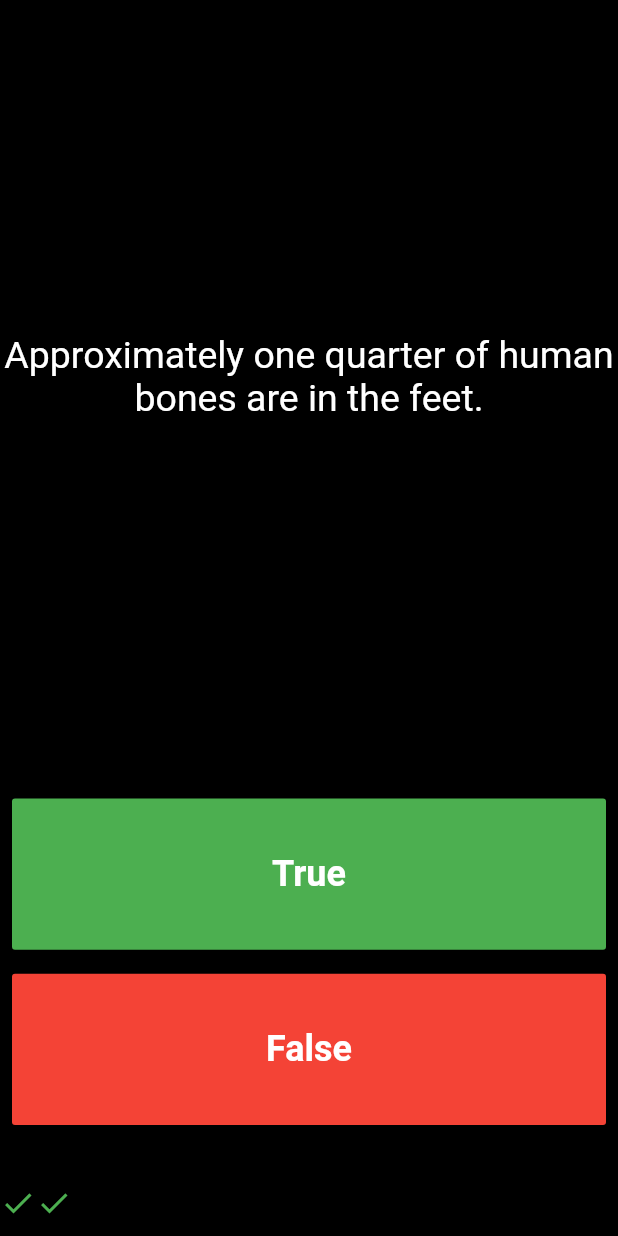
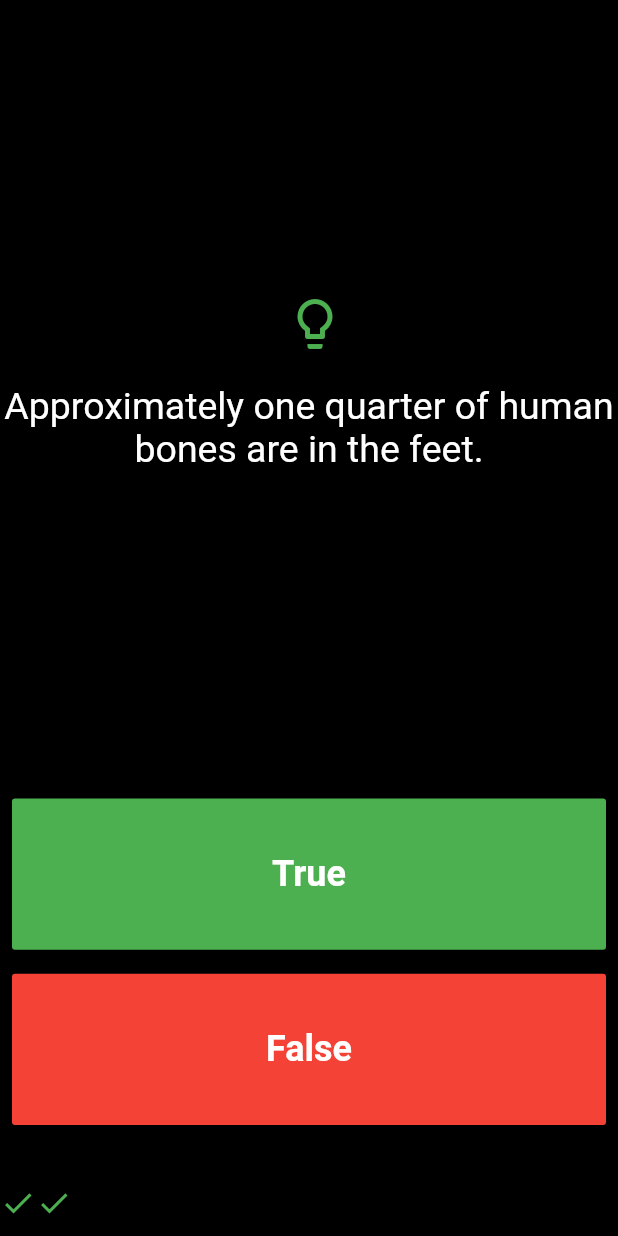
Before and after one commit to uzairleo/Leo_Quizzler, a Flutter app: the screen it shows after launch, after a tap on "True", after a tap on "False", on a phone screen of 412 x 824 dp. Run offline on Flutter 3.47's test engine with Material 2 defaults, Android fonts, the phone set to English and light mode, and no system bars; our stand-ins replace rflutter_alert.

Commit message:
finally completed

```diff
--- a/lib/main.dart
+++ b/lib/main.dart
@@ -5,41 +5,46 @@ import 'package:rflutter_alert/rflutter_alert.dart';
 void main(){
   runApp(new Quizzler());
 }
+class Quizzler extends StatelessWidget {
 
-class Quizzler extends StatelessWidget {
+// static bool themEnabled=false;
   @override
   Widget build(BuildContext context) {
     return MaterialApp(
+      // theme: ThemeData.dark(),
       debugShowCheckedModeBanner: false,
       title: "Leo Quizzler",
-      home: Scaffold(
-        backgroundColor:Colors.black,
-        body: SafeArea(
-         child:Padding(
-          padding: EdgeInsets.symmetric(vertical:10),
-          child: LeoQuizPage(),
-        ),
-      ),
-    ));
+      home: LeoQuizPage());
   }
 }
 
 class LeoQuizPage extends StatefulWidget {
+
   @override
   _LeoQuizPageState createState() => _LeoQuizPageState();
 }
 
 class _LeoQuizPageState extends State<LeoQuizPage> {
+Color bgColor=Colors.black;
+static Color fontColor=Colors.white;
+static Color tColor=Colors.green;
+static Color fColor=Colors.red;
   var scoreTracker =new List<Icon>();
   int count=0;
-  var trueIcon=Icon(Icons.done,color: Colors.green,);
-  var falseIcon=Icon(Icons.close,color:Colors.red);
+  var trueIcon=Icon(Icons.done,color:tColor);
+  var falseIcon=Icon(Icons.close,color:fColor);
 
   static List<Question> question=MockData.fetctData();
   int length=question.length;
   @override
   Widget build(BuildContext context) {
-    return quizPage();
+    return Scaffold(
+      backgroundColor: bgColor,
+      body: SafeArea(
+        child: Padding(
+          padding: const EdgeInsets.symmetric(vertical:10.0),
+          child: quizPage(),
+        )));
   }
   Widget quizPage()
   {
@@ -48,16 +53,39 @@ class _LeoQuizPageState extends State<LeoQuizPage> {
         children: <Widget>[
           Expanded(
             flex: 3,
-            child: Center(
+            child: Column(
+              mainAxisAlignment: MainAxisAlignment.center,
+              children: <Widget>[
+               IconButton(
+                    icon: Icon(Icons.lightbulb_outline,color: tColor,size: 40,),
+                    onPressed: (){
+                      setState(() {
+                        if(bgColor==Colors.black){
+                        // tColor=fColor;
+                      fontColor=Colors.black;
+                      bgColor=Colors.white;
+                        }
+                        else{
+                          // tColor=Colors.green;
+                          fontColor=Colors.white;
+                          bgColor=Colors.black;
+                        }
+                      });
+                    },
+                ),
+                 SizedBox(height: 20.0),
+                Center(
                   child: Text(
                       question[count].questionText,
                 textAlign: TextAlign.center,
                 style: TextStyle(
                   fontSize: 25.0,
-              color: Colors.white,
+                  color: fontColor,
                 ),
 
                 ),
+          ),
+              ],
             ),),
 
           Expanded(
@@ -85,9 +113,11 @@ class _LeoQuizPageState extends State<LeoQuizPage> {
 
                                   setState(() {
                                      if(true==question[count].answer){
+                                       tColor=Colors.green;
                                     scoreTracker.add(trueIcon);
                                   }
                                   else{
+                                    tColor=fColor;
                                     scoreTracker.add(falseIcon);
                                   }
 
@@ -119,10 +149,12 @@ class _LeoQuizPageState extends State<LeoQuizPage> {
                               onPressed: (){
 
                                   setState(() {
+                                    tColor=Colors.green;
                                      if(false==question[count].answer){
                                     scoreTracker.add(trueIcon);
                                   }
                                   else{
+                                    tColor=fColor;
                                     scoreTracker.add(falseIcon);
                                   }
 
--- a/pubspec.yaml
+++ b/pubspec.yaml
@@ -24,6 +24,7 @@ dependencies:
   # Use with the CupertinoIcons class for iOS style icons.
   cupertino_icons: ^0.1.2
   rflutter_alert: any
+
 
 dev_dependencies:
   flutter_test:
```
Lines whose indentation alone changed are shown as unchanged.
